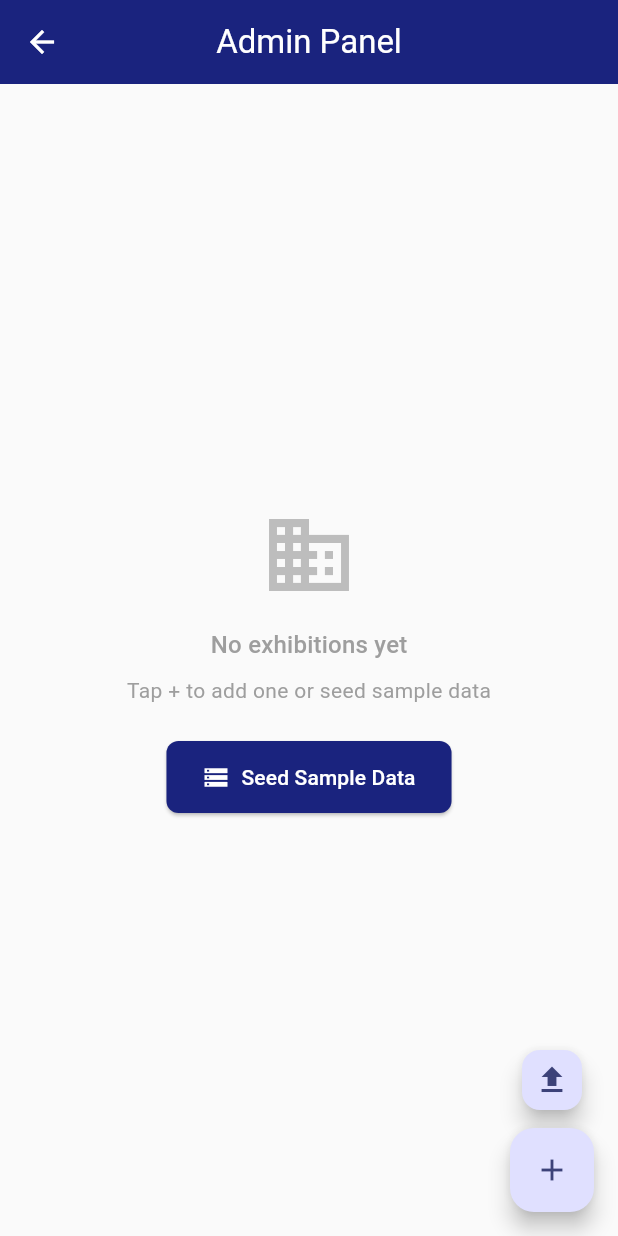
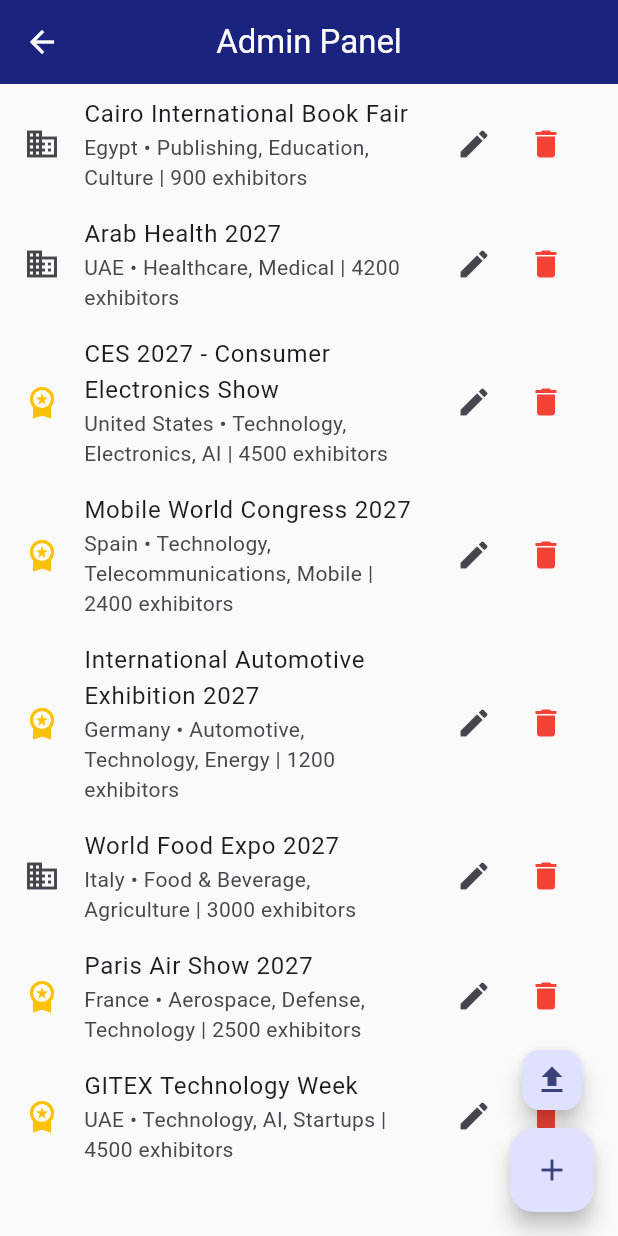
Before and after one commit to tijanikarim-blip/fairconnect, a Flutter app: the screen it shows once a user with an empty profile is signed in, item 4 of the bottom bar chosen, after a tap on the "admin panel settings" icon, on a phone screen of 412 x 824 dp. Run offline on Flutter 3.47's test engine with Material 3 defaults, Android fonts, the phone set to English and light mode, and no system bars; our stand-ins replace cloud_firestore, file_picker, firebase_auth, firebase_core, flutter_local_notifications, google_sign_in and 1 more; accounts and stored records are empty.

Commit message:
Auto-seed sample data on empty Firestore, fix filter_bar deprecation, fix doc.data() type casts

```diff
--- a/lib/services/app_provider.dart
+++ b/lib/services/app_provider.dart
@@ -21,6 +21,7 @@
   User? _firebaseUser;
   List<Exhibition> _exhibitions = [];
   bool _isLoading = false;
+  bool _seeded = false;
   String? _error;
 
   AppUser? get currentUser => _currentUser;
@@ -61,6 +62,10 @@
     _exhibitionsSubscription = _firestore.getExhibitions().listen(
       (list) {
         _exhibitions = list;
+        if (list.isEmpty && !_seeded) {
+          _seeded = true;
+          _firestore.seedSampleData();
+        }
         notifyListeners();
       },
       onError: (error) {
--- a/lib/services/firestore_service.dart
+++ b/lib/services/firestore_service.dart
@@ -9,13 +9,19 @@
   final FirebaseFirestore _db = FirebaseFirestore.instance;
   final Uuid _uuid = const Uuid();
 
+  Map<String, dynamic> _data(DocumentSnapshot doc) {
+    final data = doc.data();
+    if (data is Map<String, dynamic>) return data;
+    return data as Map<String, dynamic>;
+  }
+
   Stream<List<Exhibition>> getExhibitions() {
     return _db
         .collection(AppConstants.collectionExhibitions)
         .orderBy('startDate', descending: false)
         .snapshots()
         .map((snapshot) => snapshot.docs
-            .map((doc) => Exhibition.fromFirestore(doc.data(), doc.id))
+            .map((doc) => Exhibition.fromFirestore(_data(doc), doc.id))
             .toList());
   }
 
@@ -26,7 +32,7 @@
         .orderBy('startDate', descending: false)
         .snapshots()
         .map((snapshot) => snapshot.docs
-            .map((doc) => Exhibition.fromFirestore(doc.data(), doc.id))
+            .map((doc) => Exhibition.fromFirestore(_data(doc), doc.id))
             .toList());
   }
 
@@ -37,7 +43,7 @@
         .limit(1)
         .snapshots()
         .map((snapshot) => snapshot.docs.isNotEmpty
-            ? Exhibition.fromFirestore(snapshot.docs.first.data(), snapshot.docs.first.id)
+            ? Exhibition.fromFirestore(_data(snapshot.docs.first), snapshot.docs.first.id)
             : null);
   }
 
@@ -68,7 +74,7 @@
         .orderBy('startDate', descending: false)
         .snapshots()
         .map((snapshot) => snapshot.docs
-            .map((doc) => Exhibition.fromFirestore(doc.data() as Map<String, dynamic>, doc.id))
+            .map((doc) => Exhibition.fromFirestore(_data(doc), doc.id))
             .toList());
   }
 
@@ -78,7 +84,7 @@
         .doc(id)
         .snapshots()
         .map((doc) =>
-            doc.exists ? Exhibition.fromFirestore(doc.data()!, doc.id) : null);
+            doc.exists ? Exhibition.fromFirestore(_data(doc), doc.id) : null);
   }
 
   Future<void> addExhibition(Exhibition exhibition) {
@@ -108,7 +114,7 @@
         .doc(userId)
         .snapshots()
         .map((doc) =>
-            doc.exists ? AppUser.fromFirestore(doc.data()!, doc.id) : null);
+            doc.exists ? AppUser.fromFirestore(_data(doc), doc.id) : null);
   }
 
   Future<void> createUser(AppUser user) {
@@ -211,7 +217,7 @@
         .orderBy('createdAt', descending: true)
         .snapshots()
         .map((snapshot) => snapshot.docs
-            .map((doc) => OrganizerClaim.fromFirestore(doc.data() as Map<String, dynamic>, doc.id))
+            .map((doc) => OrganizerClaim.fromFirestore(_data(doc), doc.id))
             .toList());
   }
 
```
Also changed, not shown: TODO.txt (added, +16 -0 lines), lib/widgets/filter_bar.dart (+16 -8 lines), CHANGELOG.txt, pubspec.lock.
